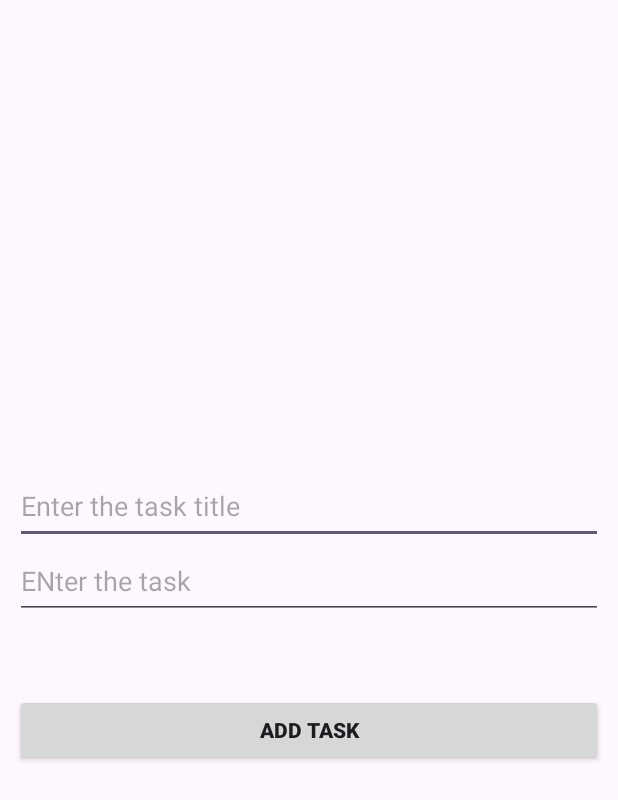
After one commit to yashs335/ToDoNote, an Android app: the fragment AddNewTask shown on its own in the app's theme, on a phone screen of 412 x 824 dp. The commit adds this screen. Shown: the top 800 px of the screen. Run offline under Robolectric (Android 15) with nearby library versions, the phone set to English and light mode, and no system bars.

Commit message:
update the design

```diff
--- a/app/build.gradle.kts
+++ b/app/build.gradle.kts
@@ -5,7 +5,7 @@
 
 android {
     namespace = "com.example.todonote"
-    compileSdk = 34
+    compileSdk = 35
 
     defaultConfig {
         applicationId = "com.example.todonote"
--- /dev/null
+++ b/app/src/main/java/com/example/todonote/AddNewTask.kt
@@ -0,0 +1,59 @@
+package com.example.todonote
+
+import android.os.Bundle
+import androidx.fragment.app.Fragment
+import android.view.LayoutInflater
+import android.view.View
+import android.view.ViewGroup
+
+// TODO: Rename parameter arguments, choose names that match
+// the fragment initialization parameters, e.g. ARG_ITEM_NUMBER
+private const val ARG_PARAM1 = "param1"
+private const val ARG_PARAM2 = "param2"
+
+/**
+ * A simple [Fragment] subclass.
+ * Use the [AddNewTask.newInstance] factory method to
+ * create an instance of this fragment.
+ */
+class AddNewTask : Fragment() {
+    // TODO: Rename and change types of parameters
+    private var param1: String? = null
+    private var param2: String? = null
+
+    override fun onCreate(savedInstanceState: Bundle?) {
+        super.onCreate(savedInstanceState)
+        arguments?.let {
+            param1 = it.getString(ARG_PARAM1)
+            param2 = it.getString(ARG_PARAM2)
+        }
+    }
+
+    override fun onCreateView(
+        inflater: LayoutInflater, container: ViewGroup?,
+        savedInstanceState: Bundle?
+    ): View? {
+        // Inflate the layout for this fragment
+        return inflater.inflate(R.layout.fragment_add_new_task, container, false)
+    }
+
+    companion object {
+        /**
+         * Use this factory method to create a new instance of
+         * this fragment using the provided parameters.
+         *
+         * @param param1 Parameter 1.
+         * @param param2 Parameter 2.
+         * @return A new instance of fragment AddNewTask.
+         */
+        // TODO: Rename and change types and number of parameters
+        @JvmStatic
+        fun newInstance(param1: String, param2: String) =
+            AddNewTask().apply {
+                arguments = Bundle().apply {
+                    putString(ARG_PARAM1, param1)
+                    putString(ARG_PARAM2, param2)
+                }
+            }
+    }
+}
--- a/app/src/main/res/layout/activity_main.xml
+++ b/app/src/main/res/layout/activity_main.xml
@@ -16,7 +16,7 @@
         />
 
     <Button
-        android:id="@+id/add_task_button"
+        android:id="@+id/navigate_add_task"
         android:layout_width="match_parent"
         android:layout_height="wrap_content"
         android:text="ADD NEW TASK"
--- /dev/null
+++ b/app/src/main/res/layout/fragment_add_new_task.xml
@@ -0,0 +1,41 @@
+<?xml version="1.0" encoding="utf-8"?>
+
+
+    <LinearLayout
+        xmlns:android="http://schemas.android.com/apk/res/android"
+        xmlns:tools="http://schemas.android.com/tools"
+        android:id="@+id/add_task_fragment"
+        android:layout_width="match_parent"
+        android:layout_height="match_parent"
+        android:gravity="center"
+        android:layout_margin="10dp"
+        android:orientation="vertical"
+        tools:context=".AddNewTask"
+        >
+        <EditText
+            android:id="@+id/task_title_edit_text"
+            android:layout_width="match_parent"
+            android:layout_height="50dp"
+            android:inputType="text"
+            android:autofillHints="New Task"
+            android:hint="Enter the task title"
+            />
+        <EditText
+            android:id="@+id/task_body_edit_text"
+            android:layout_width="match_parent"
+            android:layout_height="50dp"
+            android:autofillHints="hello this is my new task"
+            android:inputType="textImeMultiLine"
+            android:hint="ENter the task"
+            />
+        <androidx.appcompat.widget.AppCompatButton
+            android:id="@+id/add_task_button"
+            android:layout_width="match_parent"
+            android:layout_height="wrap_content"
+            android:text="ADD TASK"
+            android:textStyle="bold"
+            android:layout_marginTop="50dp"
+            />
+
+
+    </LinearLayout>
--- a/app/src/main/res/values/strings.xml
+++ b/app/src/main/res/values/strings.xml
@@ -1,3 +1,5 @@
 <resources>
     <string name="app_name">ToDoNote</string>
+    <!-- TODO: Remove or change this placeholder text -->
+    <string name="hello_blank_fragment">Hello blank fragment</string>
 </resources>
```
Also changed, not shown: app/src/main/java/com/example/todonote/MainActivity.kt (+25 -0 lines).
